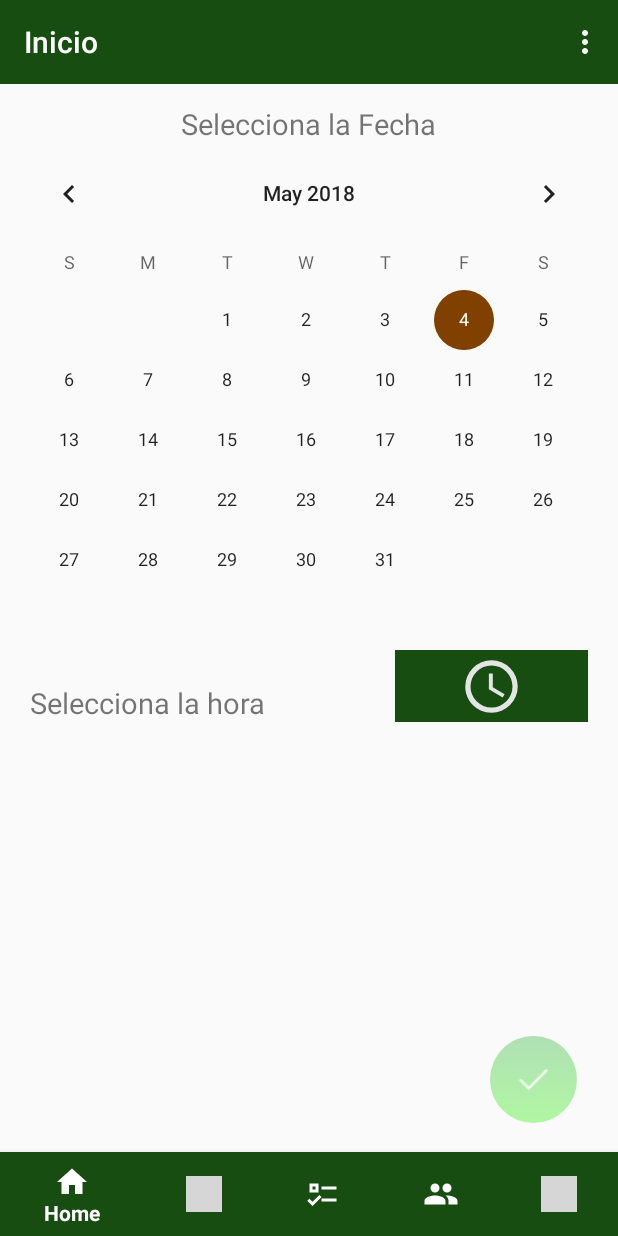
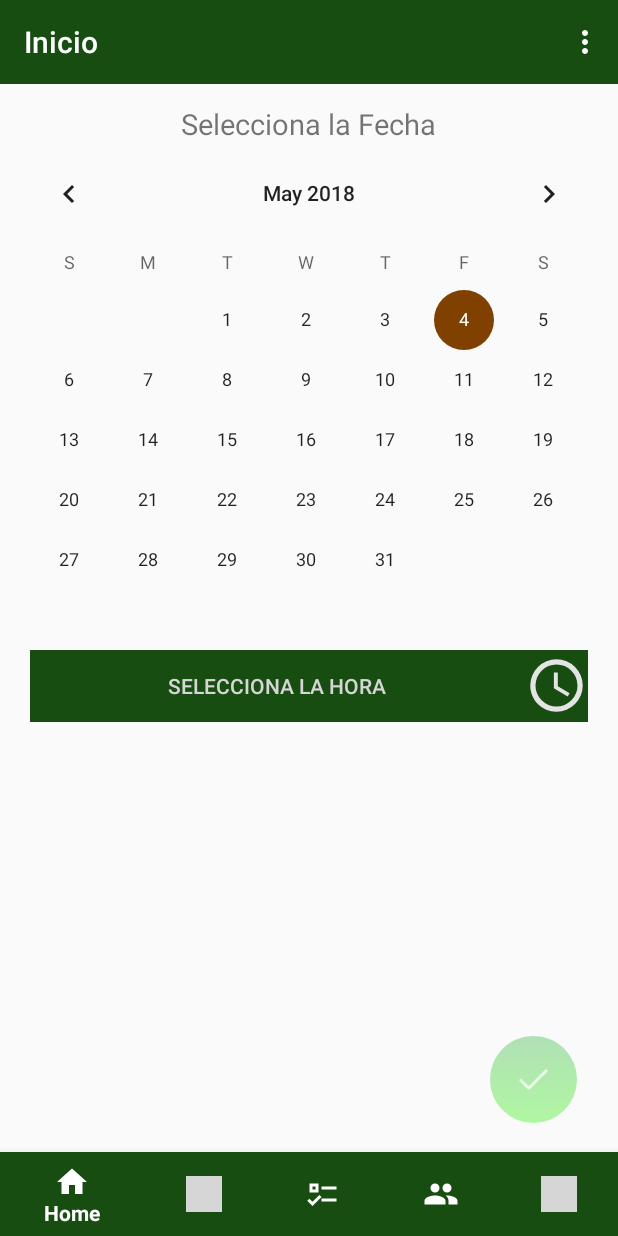
Before and after one commit to JHeredia98/TutoAppStudents, an Android app: the fragment TutorShipDate placed in its activity, on a phone screen of 412 x 824 dp. Run offline under Robolectric (Android 15) with nearby library versions, the light colour scheme and no system bars; our stand-ins replace CircleImageView, Firebase (no records; nobody signed in at launch, a user with empty details on screens opened directly); libraries missing offline, so code that uses them is left out: com.wdullaer.materialdatetimepicker; 2 statements that could not run were skipped; grey boxes are pictures that could not be loaded.

Commit message:
Tuto Request

```diff
--- a/app/src/main/res/layout/fragment_tutor_ship_date.xml
+++ b/app/src/main/res/layout/fragment_tutor_ship_date.xml
@@ -32,26 +32,18 @@
         android:layout_marginRight="20dp"
         >
 
-        <TextView
-            android:layout_width="wrap_content"
-            android:layout_height="wrap_content"
-            android:textSize="19sp"
-            android:layout_below="@id/datepicker"
-            android:id="@+id/timeview"
-            android:text="Selecciona la hora"
-            android:layout_gravity="bottom"
-            android:layout_weight=".1"
-            />
 
-        <ImageButton
+        <Button
             android:id="@+id/setTimebtn"
             android:layout_width="wrap_content"
             android:layout_gravity="top"
             android:layout_weight=".1"
+            android:text="Selecciona la hora"
+            android:textColor="@color/white"
             android:layout_height="48dp"
             android:layout_centerHorizontal="true"
             android:background="@color/colorPrimary"
-            app:srcCompat="@drawable/ic_clock" />
+            android:drawableRight="@drawable/ic_clock" />
     </LinearLayout>
 
     <ImageButton
```
